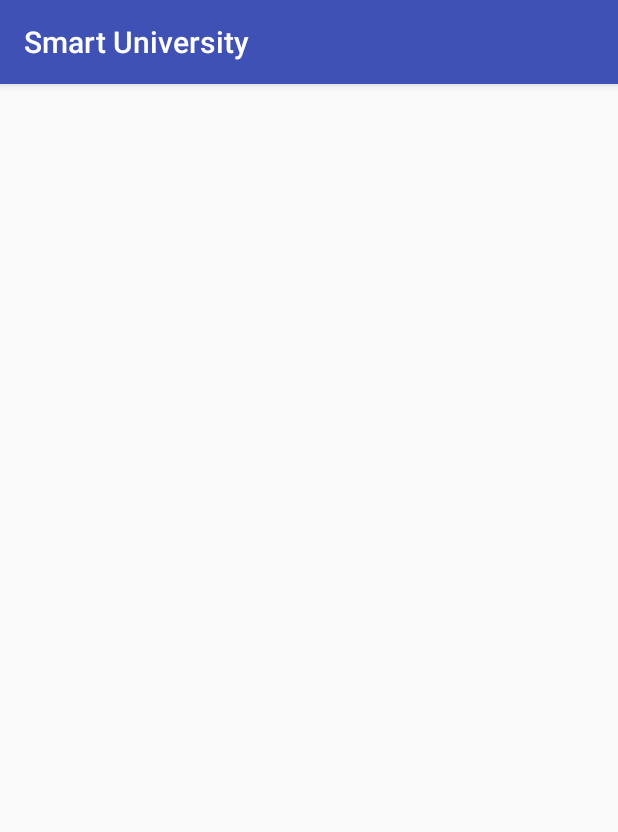
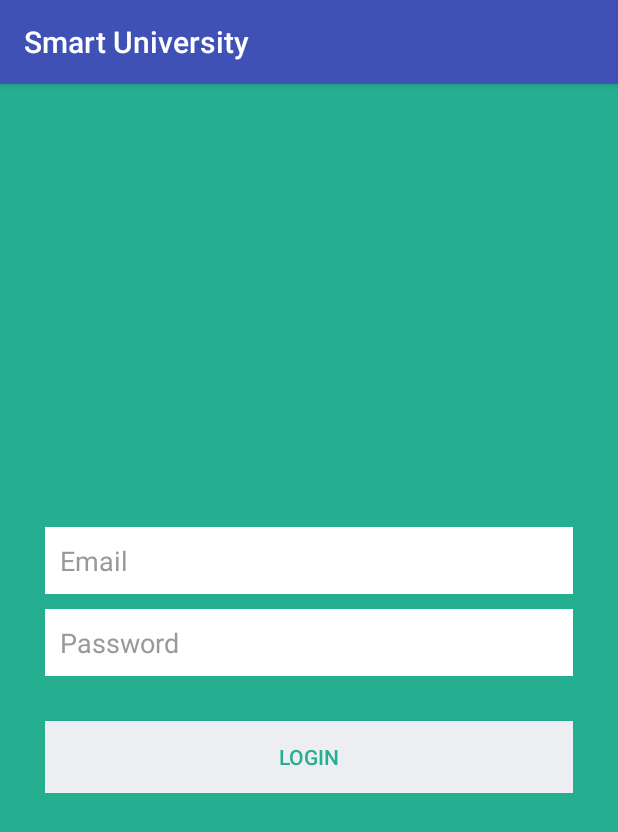
Before and after one commit to hossamk/SmartUniversity, an Android app: the LoginActivity screen opened directly, with no data from a screen before it, on a phone screen of 412 x 824 dp. Shown: the top 832 px of the screen. Run offline under Robolectric (Android 15) with nearby library versions, the phone set to English and light mode, and no system bars.

Commit message:
Created login screen layout

```diff
--- a/app/src/main/res/layout/activity_login.xml
+++ b/app/src/main/res/layout/activity_login.xml
@@ -1,12 +1,57 @@
 <?xml version="1.0" encoding="utf-8"?>
-<RelativeLayout xmlns:android="http://schemas.android.com/apk/res/android"
-    xmlns:tools="http://schemas.android.com/tools"
-    android:layout_width="match_parent"
-    android:layout_height="match_parent"
-    android:paddingBottom="@dimen/activity_vertical_margin"
-    android:paddingLeft="@dimen/activity_horizontal_margin"
-    android:paddingRight="@dimen/activity_horizontal_margin"
-    android:paddingTop="@dimen/activity_vertical_margin"
-    tools:context="com.smartuniversitygp.smartuniversity.LoginActivity">
+<LinearLayout xmlns:android="http://schemas.android.com/apk/res/android"
+    android:layout_width="fill_parent"
+    android:layout_height="fill_parent"
+    android:background="@color/bg_login"
+    android:gravity="center"
+    android:orientation="vertical"
+    android:padding="10dp" >
 
-</RelativeLayout>
+    <LinearLayout
+        android:layout_width="fill_parent"
+        android:layout_height="wrap_content"
+        android:layout_gravity="center"
+        android:orientation="vertical"
+        android:paddingLeft="20dp"
+        android:paddingRight="20dp" >
+
+        <EditText
+            android:id="@+id/et_email"
+            android:layout_width="fill_parent"
+            android:layout_height="wrap_content"
+            android:layout_marginBottom="10dp"
+            android:background="@color/white"
+            android:hint="Email"
+            android:inputType="textEmailAddress"
+            android:padding="10dp"
+            android:singleLine="true"
+            android:textColor="@color/input_login"
+            android:textColorHint="@color/input_login_hint" />
+
+        <EditText
+            android:id="@+id/et_password"
+            android:layout_width="fill_parent"
+            android:layout_height="wrap_content"
+            android:layout_marginBottom="10dp"
+            android:background="@color/white"
+            android:hint="Password"
+            android:inputType="textPassword"
+            android:padding="10dp"
+            android:singleLine="true"
+            android:textColor="@color/input_login"
+            android:textColorHint="@color/input_login_hint" />
+
+        <!-- Login Button -->
+
+        <Button
+            android:id="@+id/btn_login"
+            android:layout_width="fill_parent"
+            android:layout_height="wrap_content"
+            android:layout_marginTop="20dip"
+            android:background="@color/btn_login_bg"
+            android:text="Login"
+            android:textColor="@color/btn_login" />
+
+    </LinearLayout>
+
+</LinearLayout>
```
